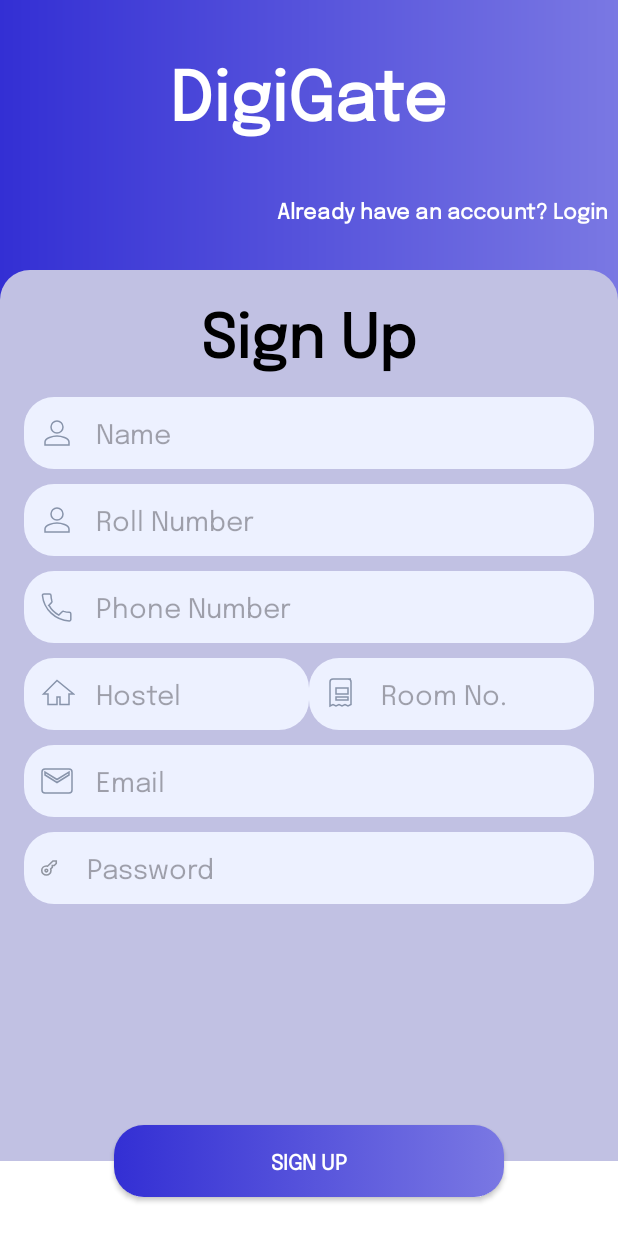
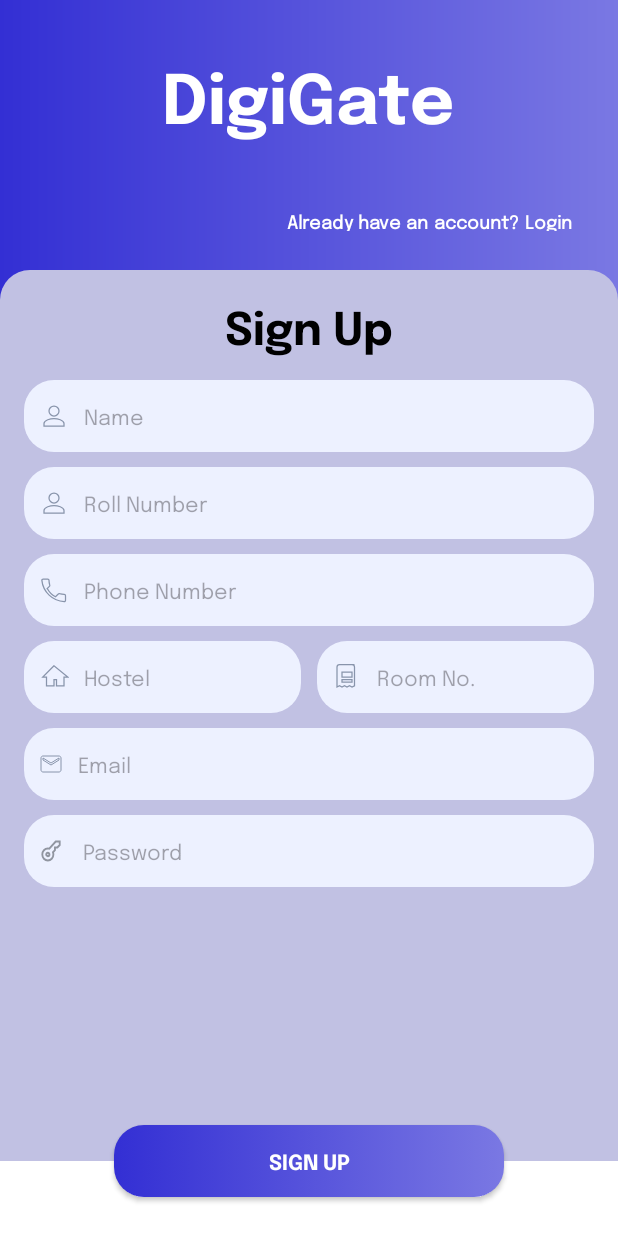
Before and after one commit to VinaySurwase/DigiGate, an Android app: the screen it shows after launch (SignUpActivity), on a phone screen of 412 x 824 dp. Run offline under Robolectric (Android 15) with nearby library versions, the phone set to English and light mode, and no system bars.

Commit message:
SignUp page(necessary changes)

```diff
--- a/app/src/main/res/drawable/ic_book.xml
+++ b/app/src/main/res/drawable/ic_book.xml
@@ -1,6 +1,6 @@
 <vector xmlns:android="http://schemas.android.com/apk/res/android"
-    android:width="24dp"
-    android:height="24dp"
+    android:width="20dp"
+    android:height="20dp"
     android:viewportWidth="24"
     android:viewportHeight="24">
     <path
--- a/app/src/main/res/drawable/ic_email.xml
+++ b/app/src/main/res/drawable/ic_email.xml
@@ -1,6 +1,6 @@
 <vector xmlns:android="http://schemas.android.com/apk/res/android"
-    android:width="24dp"
-    android:height="24dp"
+    android:width="16dp"
+    android:height="16dp"
     android:viewportWidth="24"
     android:viewportHeight="24">
     <path
--- a/app/src/main/res/drawable/ic_house.xml
+++ b/app/src/main/res/drawable/ic_house.xml
@@ -1,7 +1,7 @@
 <?xml version="1.0" encoding="UTF-8"?>
 <vector xmlns:android="http://schemas.android.com/apk/res/android"
-    android:width="24dp"
-    android:height="24dp"
+    android:width="20dp"
+    android:height="20dp"
     android:viewportWidth="24"
     android:viewportHeight="24">
     <path
--- a/app/src/main/res/drawable/ic_key.xml
+++ b/app/src/main/res/drawable/ic_key.xml
@@ -1,11 +1,11 @@
 <vector xmlns:android="http://schemas.android.com/apk/res/android"
-    android:width="13dp"
-    android:height="12dp"
+    android:width="16dp"
+    android:height="16dp"
     android:viewportWidth="13"
     android:viewportHeight="12">
   <path
       android:pathData="M9.071,1.286L5.543,4.815C5.3,4.751 5.048,4.714 4.786,4.714C3.129,4.714 1.786,6.057 1.786,7.714C1.786,9.371 3.129,10.714 4.786,10.714C6.443,10.714 7.786,9.371 7.786,7.714C7.786,7.332 7.712,6.969 7.582,6.633L8.643,5.571V4.286H9.929L11.214,3V1.286L9.071,1.286Z"
-      android:strokeWidth="1.02857"
+      android:strokeWidth="1"
       android:fillColor="#00000000"
       android:strokeColor="#9095A0"
       android:strokeLineCap="square"/>
--- a/app/src/main/res/drawable/ic_person.xml
+++ b/app/src/main/res/drawable/ic_person.xml
@@ -1,6 +1,6 @@
 <vector xmlns:android="http://schemas.android.com/apk/res/android"
-    android:width="24dp"
-    android:height="24dp"
+    android:width="20dp"
+    android:height="20dp"
     android:viewportWidth="24"
     android:viewportHeight="24">
     <path
--- a/app/src/main/res/drawable/ic_phone.xml
+++ b/app/src/main/res/drawable/ic_phone.xml
@@ -1,7 +1,7 @@
 <?xml version="1.0" encoding="UTF-8"?>
 <vector xmlns:android="http://schemas.android.com/apk/res/android"
-    android:width="24dp"
-    android:height="24dp"
+    android:width="20dp"
+    android:height="20dp"
     android:viewportWidth="24"
     android:viewportHeight="24">
     <path
--- a/app/src/main/res/drawable/inputbg.xml
+++ b/app/src/main/res/drawable/inputbg.xml
@@ -2,5 +2,5 @@
 <shape xmlns:android="http://schemas.android.com/apk/res/android">
     <solid android:color="@color/Inputbackground"/>
     <corners android:radius="20dp"/>
-    <padding android:left="10dp" android:top="10dp" android:right="10dp" android:bottom="10dp"/>
+    <padding android:left="20dp" android:top="20dp" android:right="20dp" android:bottom="20dp"/>
 </shape>
--- a/app/src/main/res/layout/activity_sign_up.xml
+++ b/app/src/main/res/layout/activity_sign_up.xml
@@ -24,13 +24,25 @@
             android:id="@+id/title"
             android:layout_width="wrap_content"
             android:layout_height="wrap_content"
-            android:fontFamily="@font/epilogue_regular"
+            android:fontFamily="@font/epilogue_bold"
             android:textFontWeight="600"
             android:text="@string/digigate"
             android:textSize="45sp"
             android:textColor="@android:color/white"
             android:layout_marginTop="16dp"/>
 
+        <Button
+            android:id="@+id/login_button"
+            android:layout_width="wrap_content"
+            android:layout_height="wrap_content"
+            android:layout_marginStart="80dp"
+            android:layout_marginTop="35dp"
+            android:background="?attr/selectableItemBackground"
+            android:fontFamily="@font/epilogue_regular"
+            android:text="@string/already_have_an_account_login"
+            android:textColor="@android:color/white"
+            android:textFontWeight="600"
+            android:textSize="12sp" />
     </LinearLayout>
 
     <LinearLayout
@@ -47,22 +59,22 @@
         app:layout_constraintTop_toBottomOf="@id/topContainer"
         app:layout_constraintVertical_bias="1.0">
 
-
         <TextView
             android:layout_width="wrap_content"
             android:layout_height="wrap_content"
             android:layout_gravity="center"
             android:layout_marginBottom="16dp"
-            android:fontFamily="@font/epilogue_regular"
+            android:fontFamily="@font/epilogue_bold"
             android:textFontWeight="600"
             android:text="@string/sign_up"
             android:textColor="@android:color/black"
-            android:textSize="40sp" />
+            android:textSize="30sp" />
 
         <EditText
             android:layout_width="match_parent"
             android:layout_height="48dp"
             android:layout_marginBottom="10dp"
+            android:textSize="14sp"
             android:background="@drawable/inputbg"
             android:fontFamily="@font/epilogue_regular"
             android:drawableStart="@drawable/ic_person"
@@ -74,6 +86,7 @@
             android:layout_width="match_parent"
             android:layout_height="48dp"
             android:layout_marginBottom="10dp"
+            android:textSize="14sp"
             android:background="@drawable/inputbg"
             android:fontFamily="@font/epilogue_regular"
             android:drawableStart="@drawable/ic_person"
@@ -86,6 +99,7 @@
             android:layout_height="48dp"
             android:layout_marginBottom="10dp"
             android:background="@drawable/inputbg"
+            android:textSize="14sp"
             android:fontFamily="@font/epilogue_regular"
             android:drawableStart="@drawable/ic_phone"
             android:hint="@string/phone_number"
@@ -103,11 +117,13 @@
                 android:layout_height="48dp"
                 android:layout_weight="1"
                 android:background="@drawable/inputbg"
+                android:textSize="14sp"
                 android:drawableStart="@drawable/ic_house"
                 android:hint="@string/hostel"
                 android:fontFamily="@font/epilogue_regular"
                 android:inputType="text"
-                android:padding="10dp" />
+                android:padding="10dp"
+                android:layout_marginEnd="5dp" />
 
             <EditText
                 android:layout_width="0dp"
@@ -115,10 +131,12 @@
                 android:layout_weight="1"
                 android:background="@drawable/inputbg"
                 android:drawableStart="@drawable/ic_book"
+                android:textSize="14sp"
                 android:hint="@string/room_no"
                 android:fontFamily="@font/epilogue_regular"
                 android:inputType="text"
-                android:padding="10dp" />
+                android:padding="10dp"
+                android:layout_marginStart="5dp" />
         </LinearLayout>
 
         <EditText
@@ -127,6 +145,7 @@
             android:layout_marginBottom="10dp"
             android:background="@drawable/inputbg"
             android:drawableStart="@drawable/ic_email"
+            android:textSize="14sp"
             android:hint="@string/email"
             android:fontFamily="@font/epilogue_regular"
             android:inputType="textEmailAddress"
@@ -140,6 +159,7 @@
             android:drawableStart="@drawable/ic_key"
             android:hint="@string/password"
             android:inputType="textPassword"
+            android:textSize="14sp"
             android:fontFamily="@font/epilogue_regular"
             android:padding="10dp"/>
     </LinearLayout>
@@ -155,7 +175,6 @@
         app:layout_constraintEnd_toEndOf="parent"
         tools:layout_editor_absoluteX="0dp" />
 
-
     <androidx.appcompat.widget.AppCompatButton
         android:id="@+id/signup_button"
         android:layout_width="260dp"
@@ -163,7 +182,7 @@
         android:background="@drawable/button_background"
         android:padding="12dp"
         android:text="@string/signup"
-        android:fontFamily="@font/epilogue_regular"
+        android:fontFamily="@font/epilogue_bold"
         android:textFontWeight="600"
         android:textColor="@android:color/white"
         app:layout_constraintStart_toStartOf="parent"
@@ -172,19 +191,4 @@
         app:layout_constraintTop_toBottomOf="@+id/bottomContainer"
         app:layout_constraintVertical_bias="0.5" />
 
-    <Button
-        android:id="@+id/login_button"
-        android:layout_width="wrap_content"
-        android:layout_height="wrap_content"
-        android:background="?attr/selectableItemBackground"
-        android:text="@string/already_have_an_account_login"
-        android:textColor="@android:color/white"
-        android:textSize="14sp"
-        android:fontFamily="@font/epilogue_regular"
-        android:textFontWeight="600"
-        app:layout_constraintStart_toStartOf="parent"
-        app:layout_constraintTop_toTopOf="parent"
-        android:layout_marginStart="160dp"
-        android:layout_marginTop="116dp"/>
-
 </androidx.constraintlayout.widget.ConstraintLayout>
```
Also changed, not shown: app/src/main/res/font/epilogue_bold.ttf (added).
